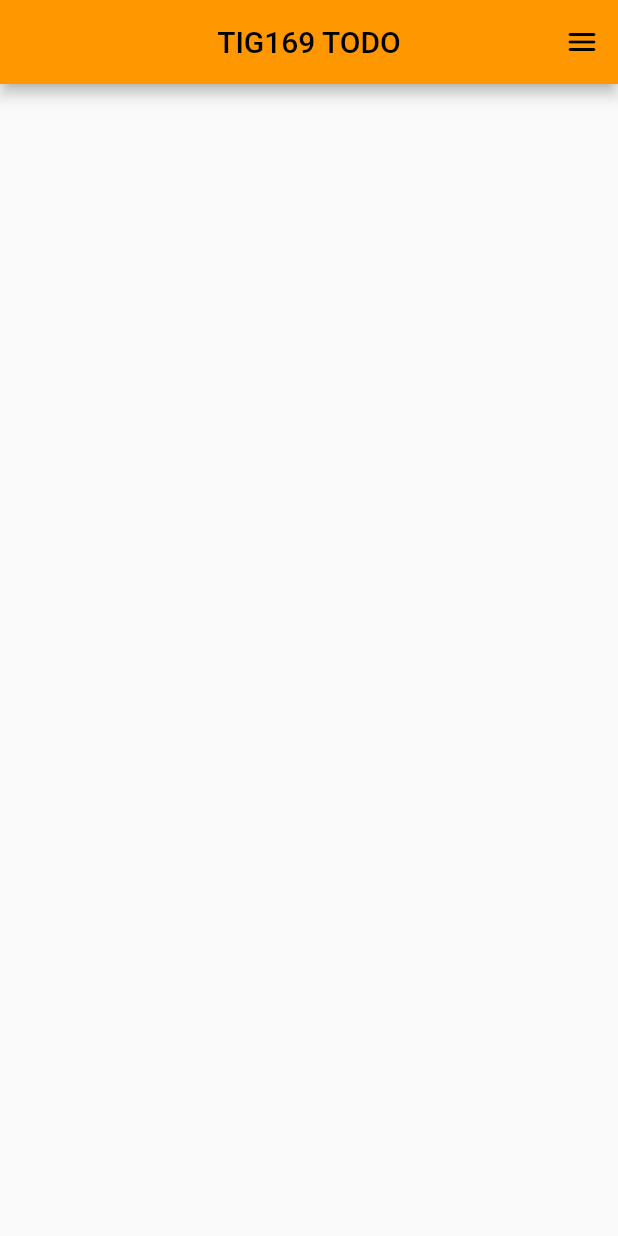
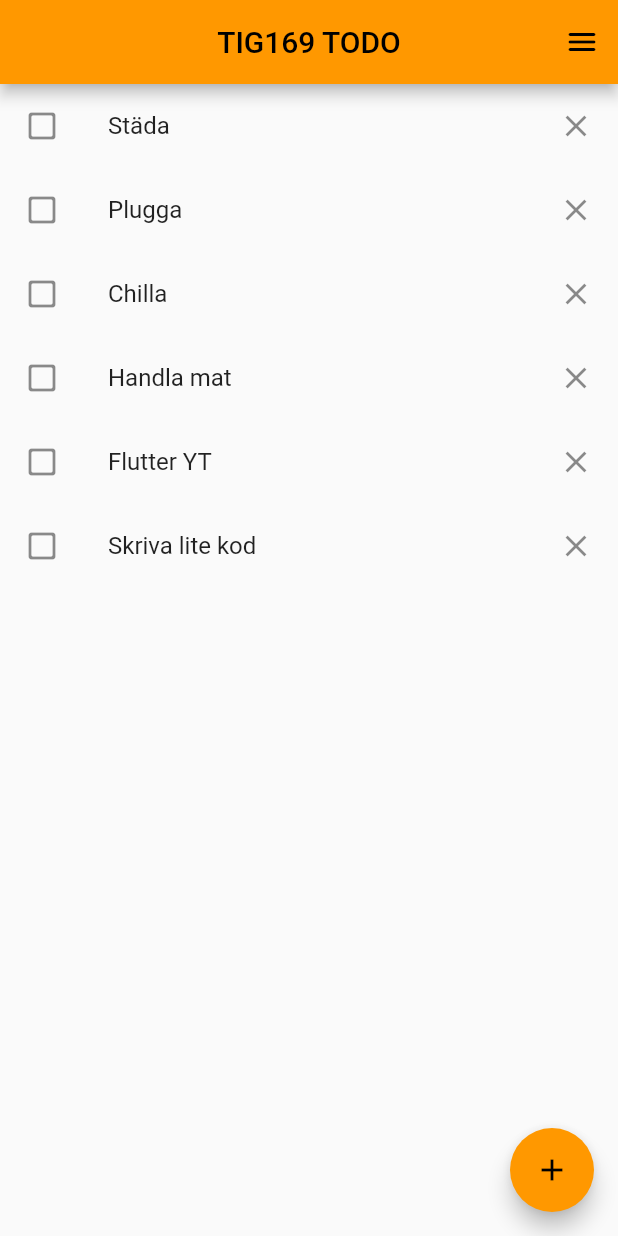
Before and after one commit to gu-tig169-ht21/gusskojos, a Flutter app: the screen it shows after launch, on a phone screen of 412 x 824 dp. Run offline on Flutter 3.47's test engine with Material 2 defaults, Android fonts, the phone set to English and light mode, and no system bars.

Commit message:
Mainview UI changes

```diff
--- a/lib/main.dart
+++ b/lib/main.dart
@@ -21,8 +21,6 @@ class MyApp extends StatelessWidget {
 class MainView extends StatelessWidget {
   MainView({Key? key}) : super(key: key);
 
-  var list = ['Städa', 'Plugga', 'Chilla', 'Handla mat'];
-
   final String appBarTitle = 'TIG169 TODO';
   @override
   Widget build(BuildContext context) {
@@ -40,11 +38,34 @@ class MainView extends StatelessWidget {
           ),
         ],
       ),
+      body: _list(),
+      floatingActionButton: Container(
+        child: FloatingActionButton(
+            child: Icon(Icons.add),
+            onPressed: () => print('Add button was pressed')),
+      ),
     );
   }
 }
 
-Widget _item(text) {
+Widget _list() {
+  //Static Todo list for UI purpose
+  var list = [
+    'Städa',
+    'Plugga',
+    'Chilla',
+    'Handla mat',
+    'Flutter YT',
+    'Skriva lite kod'
+  ];
+
+  return ListView.builder(
+    itemBuilder: (context, index) => _item(text: list[index]),
+    itemCount: list.length,
+  );
+}
+
+Widget _item({required text}) {
   return ListTile(
     leading: const Icon(Icons.check_box_outline_blank_rounded),
     title: Text(text),
```
